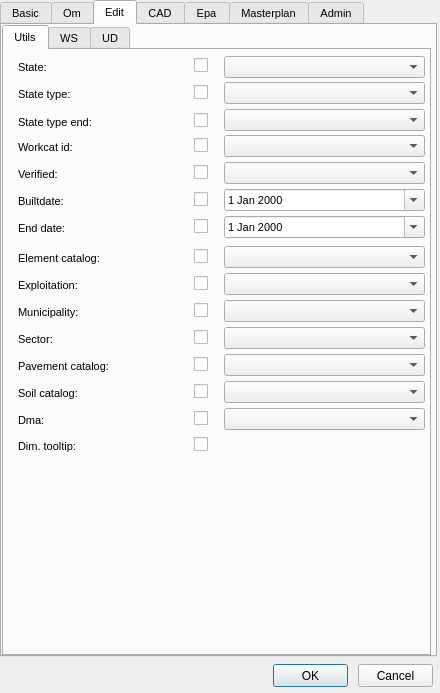
First picture: the form in ui/config.ui, repository Giswater/giswater_qgis_plugin, before the edit.
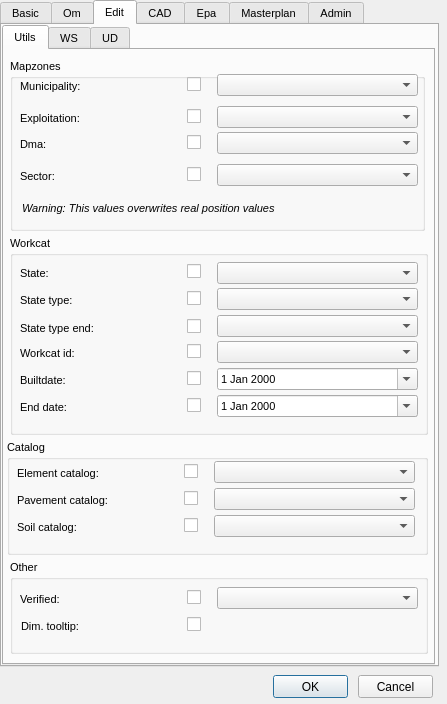
Second picture: the form after the edit.

Commit message: Update config form

Diff of the .ui file:
```diff
--- a/ui/config.ui
+++ b/ui/config.ui
@@ -6,8 +6,8 @@
    <rect>
     <x>0</x>
     <y>0</y>
-    <width>440</width>
-    <height>693</height>
+    <width>447</width>
+    <height>704</height>
    </rect>
   </property>
   <property name="windowTitle">
@@ -17,7 +17,7 @@
    <property name="geometry">
     <rect>
      <x>273</x>
-     <y>664</y>
+     <y>675</y>
      <width>75</width>
      <height>23</height>
     </rect>
@@ -30,7 +30,7 @@
    <property name="geometry">
     <rect>
      <x>358</x>
-     <y>664</y>
+     <y>675</y>
      <width>75</width>
      <height>23</height>
     </rect>
@@ -44,8 +44,8 @@
     <rect>
      <x>0</x>
      <y>0</y>
-     <width>437</width>
-     <height>657</height>
+     <width>439</width>
+     <height>667</height>
     </rect>
    </property>
    <property name="font">
@@ -211,8 +211,8 @@
       <rect>
        <x>0</x>
        <y>0</y>
-       <width>429</width>
-       <height>631</height>
+       <width>433</width>
+       <height>640</height>
       </rect>
      </property>
      <property name="font">
@@ -227,312 +227,23 @@
       <attribute name="title">
        <string>Utils</string>
       </attribute>
-      <widget class="QLabel" name="label_workcat_id">
+      <widget class="QGroupBox" name="groupBox">
        <property name="geometry">
         <rect>
-         <x>14</x>
-         <y>86</y>
-         <width>166</width>
-         <height>22</height>
+         <x>6</x>
+         <y>9</y>
+         <width>415</width>
+         <height>172</height>
         </rect>
        </property>
-       <property name="font">
-        <font>
-         <pointsize>8</pointsize>
-        </font>
+       <property name="title">
+        <string>Mapzones</string>
        </property>
-       <property name="frameShape">
-        <enum>QFrame::NoFrame</enum>
-       </property>
-       <property name="frameShadow">
-        <enum>QFrame::Plain</enum>
-       </property>
-       <property name="text">
-        <string>Workcat id:</string>
-       </property>
-       <property name="textFormat">
-        <enum>Qt::AutoText</enum>
-       </property>
-       <property name="scaledContents">
-        <bool>false</bool>
-       </property>
-       <property name="alignment">
-        <set>Qt::AlignLeading|Qt::AlignLeft|Qt::AlignVCenter</set>
-       </property>
-       <property name="margin">
-        <number>3</number>
-       </property>
-      </widget>
-      <widget class="QDateEdit" name="builtdate_vdefault">
-       <property name="geometry">
-        <rect>
-         <x>220</x>
-         <y>139</y>
-         <width>201</width>
-         <height>22</height>
-        </rect>
-       </property>
-       <property name="calendarPopup">
-        <bool>true</bool>
-       </property>
-      </widget>
-      <widget class="QLabel" name="label_verified_vdefault">
-       <property name="geometry">
-        <rect>
-         <x>14</x>
-         <y>113</y>
-         <width>166</width>
-         <height>22</height>
-        </rect>
-       </property>
-       <property name="font">
-        <font>
-         <pointsize>8</pointsize>
-        </font>
-       </property>
-       <property name="frameShape">
-        <enum>QFrame::NoFrame</enum>
-       </property>
-       <property name="frameShadow">
-        <enum>QFrame::Plain</enum>
-       </property>
-       <property name="text">
-        <string>Verified:</string>
-       </property>
-       <property name="textFormat">
-        <enum>Qt::AutoText</enum>
-       </property>
-       <property name="scaledContents">
-        <bool>false</bool>
-       </property>
-       <property name="alignment">
-        <set>Qt::AlignLeading|Qt::AlignLeft|Qt::AlignVCenter</set>
-       </property>
-       <property name="margin">
-        <number>3</number>
-       </property>
-      </widget>
-      <widget class="QLabel" name="label_builtdate">
-       <property name="geometry">
-        <rect>
-         <x>14</x>
-         <y>140</y>
-         <width>169</width>
-         <height>22</height>
-        </rect>
-       </property>
-       <property name="font">
-        <font>
-         <pointsize>8</pointsize>
-        </font>
-       </property>
-       <property name="frameShape">
-        <enum>QFrame::NoFrame</enum>
-       </property>
-       <property name="frameShadow">
-        <enum>QFrame::Plain</enum>
-       </property>
-       <property name="text">
-        <string>Builtdate:</string>
-       </property>
-       <property name="textFormat">
-        <enum>Qt::AutoText</enum>
-       </property>
-       <property name="scaledContents">
-        <bool>false</bool>
-       </property>
-       <property name="alignment">
-        <set>Qt::AlignLeading|Qt::AlignLeft|Qt::AlignVCenter</set>
-       </property>
-       <property name="margin">
-        <number>3</number>
-       </property>
-      </widget>
-      <widget class="QComboBox" name="workcat_vdefault">
-       <property name="geometry">
-        <rect>
-         <x>220</x>
-         <y>85</y>
-         <width>201</width>
-         <height>22</height>
-        </rect>
-       </property>
-      </widget>
-      <widget class="QComboBox" name="state_vdefault">
-       <property name="geometry">
-        <rect>
-         <x>220</x>
-         <y>6</y>
-         <width>201</width>
-         <height>22</height>
-        </rect>
-       </property>
-      </widget>
-      <widget class="QCheckBox" name="chk_workcat_vdefault">
-       <property name="geometry">
-        <rect>
-         <x>190</x>
-         <y>85</y>
-         <width>20</width>
-         <height>21</height>
-        </rect>
-       </property>
-       <property name="text">
-        <string/>
-       </property>
-      </widget>
-      <widget class="QLabel" name="label_state">
-       <property name="geometry">
-        <rect>
-         <x>14</x>
-         <y>6</y>
-         <width>166</width>
-         <height>22</height>
-        </rect>
-       </property>
-       <property name="font">
-        <font>
-         <pointsize>8</pointsize>
-        </font>
-       </property>
-       <property name="frameShape">
-        <enum>QFrame::NoFrame</enum>
-       </property>
-       <property name="frameShadow">
-        <enum>QFrame::Plain</enum>
-       </property>
-       <property name="text">
-        <string>State:</string>
-       </property>
-       <property name="textFormat">
-        <enum>Qt::AutoText</enum>
-       </property>
-       <property name="scaledContents">
-        <bool>false</bool>
-       </property>
-       <property name="alignment">
-        <set>Qt::AlignLeading|Qt::AlignLeft|Qt::AlignVCenter</set>
-       </property>
-       <property name="margin">
-        <number>3</number>
-       </property>
-      </widget>
-      <widget class="QCheckBox" name="chk_verified_vdefault">
-       <property name="geometry">
-        <rect>
-         <x>190</x>
-         <y>112</y>
-         <width>20</width>
-         <height>21</height>
-        </rect>
-       </property>
-       <property name="text">
-        <string/>
-       </property>
-      </widget>
-      <widget class="QCheckBox" name="chk_state_vdefault">
-       <property name="geometry">
-        <rect>
-         <x>190</x>
-         <y>5</y>
-         <width>20</width>
-         <height>21</height>
-        </rect>
-       </property>
-       <property name="text">
-        <string/>
-       </property>
-      </widget>
-      <widget class="QComboBox" name="verified_vdefault">
-       <property name="geometry">
-        <rect>
-         <x>220</x>
-         <y>112</y>
-         <width>201</width>
-         <height>22</height>
-        </rect>
-       </property>
-      </widget>
-      <widget class="QCheckBox" name="chk_builtdate_vdefault">
-       <property name="geometry">
-        <rect>
-         <x>190</x>
-         <y>139</y>
-         <width>20</width>
-         <height>21</height>
-        </rect>
-       </property>
-       <property name="text">
-        <string/>
-       </property>
-      </widget>
-      <widget class="QLabel" name="label_enddate">
-       <property name="geometry">
-        <rect>
-         <x>14</x>
-         <y>167</y>
-         <width>169</width>
-         <height>22</height>
-        </rect>
-       </property>
-       <property name="font">
-        <font>
-         <pointsize>8</pointsize>
-        </font>
-       </property>
-       <property name="frameShape">
-        <enum>QFrame::NoFrame</enum>
-       </property>
-       <property name="frameShadow">
-        <enum>QFrame::Plain</enum>
-       </property>
-       <property name="text">
-        <string>End date:</string>
-       </property>
-       <property name="textFormat">
-        <enum>Qt::AutoText</enum>
-       </property>
-       <property name="scaledContents">
-        <bool>false</bool>
-       </property>
-       <property name="alignment">
-        <set>Qt::AlignLeading|Qt::AlignLeft|Qt::AlignVCenter</set>
-       </property>
-       <property name="margin">
-        <number>3</number>
-       </property>
-      </widget>
-      <widget class="QDateEdit" name="enddate_vdefault">
-       <property name="geometry">
-        <rect>
-         <x>220</x>
-         <y>166</y>
-         <width>201</width>
-         <height>22</height>
-        </rect>
-       </property>
-       <property name="calendarPopup">
-        <bool>true</bool>
-       </property>
-      </widget>
-      <widget class="QCheckBox" name="chk_enddate_vdefault">
-       <property name="geometry">
-        <rect>
-         <x>190</x>
-         <y>166</y>
-         <width>20</width>
-         <height>21</height>
-        </rect>
-       </property>
-       <property name="text">
-        <string/>
-       </property>
-      </widget>
       <widget class="QCheckBox" name="chk_exploitation_vdefault">
        <property name="geometry">
         <rect>
-         <x>190</x>
-         <y>223</y>
+          <x>177</x>
+          <y>47</y>
          <width>20</width>
          <height>21</height>
         </rect>
@@ -541,12 +252,48 @@
         <string/>
        </property>
       </widget>
+       <widget class="QLabel" name="label_visitcat_7">
+        <property name="geometry">
+         <rect>
+          <x>10</x>
+          <y>74</y>
+          <width>166</width>
+          <height>22</height>
+         </rect>
+        </property>
+        <property name="font">
+         <font>
+          <pointsize>8</pointsize>
+         </font>
+        </property>
+        <property name="frameShape">
+         <enum>QFrame::NoFrame</enum>
+        </property>
+        <property name="frameShadow">
+         <enum>QFrame::Plain</enum>
+        </property>
+        <property name="text">
+         <string>Dma:</string>
+        </property>
+        <property name="textFormat">
+         <enum>Qt::AutoText</enum>
+        </property>
+        <property name="scaledContents">
+         <bool>false</bool>
+        </property>
+        <property name="alignment">
+         <set>Qt::AlignLeading|Qt::AlignLeft|Qt::AlignVCenter</set>
+        </property>
+        <property name="margin">
+         <number>3</number>
+        </property>
+       </widget>
       <widget class="QLabel" name="label_exploitation_id">
        <property name="geometry">
         <rect>
-         <x>14</x>
-         <y>224</y>
-         <width>169</width>
+          <x>10</x>
+          <y>48</y>
+          <width>163</width>
          <height>22</height>
         </rect>
        </property>
@@ -577,21 +324,11 @@
         <number>3</number>
        </property>
       </widget>
-      <widget class="QComboBox" name="elementcat_vdefault">
+       <widget class="QCheckBox" name="chk_dma_vdefault">
        <property name="geometry">
         <rect>
-         <x>220</x>
-         <y>196</y>
-         <width>201</width>
-         <height>22</height>
-        </rect>
-       </property>
-      </widget>
-      <widget class="QCheckBox" name="chk_elementcat_vdefault">
-       <property name="geometry">
-        <rect>
-         <x>190</x>
-         <y>196</y>
+          <x>177</x>
+          <y>73</y>
          <width>20</width>
          <height>21</height>
         </rect>
@@ -603,25 +340,36 @@
       <widget class="QComboBox" name="exploitation_vdefault">
        <property name="geometry">
         <rect>
-         <x>220</x>
-         <y>223</y>
+          <x>207</x>
+          <y>47</y>
          <width>201</width>
          <height>22</height>
         </rect>
        </property>
       </widget>
-      <widget class="QLabel" name="label_elementcat_id">
+       <widget class="QComboBox" name="dma_vdefault">
        <property name="geometry">
         <rect>
-         <x>14</x>
-         <y>197</y>
-         <width>172</width>
+          <x>207</x>
+          <y>73</y>
+          <width>201</width>
          <height>22</height>
         </rect>
        </property>
+       </widget>
+       <widget class="QLabel" name="label_visitcat_8">
+        <property name="geometry">
+         <rect>
+          <x>12</x>
+          <y>138</y>
+          <width>346</width>
+          <height>22</height>
+         </rect>
+        </property>
        <property name="font">
         <font>
          <pointsize>8</pointsize>
+          <italic>true</italic>
         </font>
        </property>
        <property name="frameShape">
@@ -631,7 +379,66 @@
         <enum>QFrame::Plain</enum>
        </property>
        <property name="text">
-        <string>Element catalog:</string>
+         <string>Warning: This values overwrites real position values</string>
+        </property>
+        <property name="textFormat">
+         <enum>Qt::AutoText</enum>
+        </property>
+        <property name="scaledContents">
+         <bool>false</bool>
+        </property>
+        <property name="alignment">
+         <set>Qt::AlignLeading|Qt::AlignLeft|Qt::AlignVCenter</set>
+        </property>
+        <property name="margin">
+         <number>3</number>
+        </property>
+       </widget>
+       <widget class="QComboBox" name="sector_vdefault">
+        <property name="geometry">
+         <rect>
+          <x>207</x>
+          <y>105</y>
+          <width>201</width>
+          <height>22</height>
+         </rect>
+        </property>
+       </widget>
+       <widget class="QCheckBox" name="chk_sector_vdefault">
+        <property name="geometry">
+         <rect>
+          <x>177</x>
+          <y>105</y>
+          <width>20</width>
+          <height>21</height>
+         </rect>
+        </property>
+        <property name="text">
+         <string/>
+        </property>
+       </widget>
+       <widget class="QLabel" name="label_sector_id">
+        <property name="geometry">
+         <rect>
+          <x>10</x>
+          <y>106</y>
+          <width>163</width>
+          <height>22</height>
+         </rect>
+        </property>
+        <property name="font">
+         <font>
+          <pointsize>8</pointsize>
+         </font>
+        </property>
+        <property name="frameShape">
+         <enum>QFrame::NoFrame</enum>
+        </property>
+        <property name="frameShadow">
+         <enum>QFrame::Plain</enum>
+        </property>
+        <property name="text">
+         <string>Sector:</string>
        </property>
        <property name="textFormat">
         <enum>Qt::AutoText</enum>
@@ -649,8 +456,8 @@
       <widget class="QComboBox" name="municipality_vdefault">
        <property name="geometry">
         <rect>
-         <x>220</x>
-         <y>250</y>
+          <x>207</x>
+          <y>15</y>
          <width>201</width>
          <height>22</height>
         </rect>
@@ -659,9 +466,9 @@
       <widget class="QLabel" name="label_municipality_id">
        <property name="geometry">
         <rect>
-         <x>14</x>
-         <y>251</y>
-         <width>172</width>
+          <x>10</x>
+          <y>16</y>
+          <width>163</width>
          <height>22</height>
         </rect>
        </property>
@@ -695,21 +502,54 @@
       <widget class="QCheckBox" name="chk_municipality_vdefault">
        <property name="geometry">
         <rect>
-         <x>190</x>
-         <y>250</y>
+          <x>177</x>
+          <y>15</y>
          <width>20</width>
          <height>21</height>
         </rect>
        </property>
        <property name="text">
         <string/>
+        </property>
+       </widget>
+      </widget>
+      <widget class="QGroupBox" name="groupBox_2">
+       <property name="geometry">
+        <rect>
+         <x>3</x>
+         <y>390</y>
+         <width>421</width>
+         <height>115</height>
+        </rect>
+       </property>
+       <property name="title">
+        <string>Catalog</string>
+       </property>
+       <widget class="QComboBox" name="pavementcat_vdefault">
+        <property name="geometry">
+         <rect>
+          <x>207</x>
+          <y>48</y>
+          <width>201</width>
+          <height>22</height>
+         </rect>
+        </property>
+       </widget>
+       <widget class="QComboBox" name="elementcat_vdefault">
+        <property name="geometry">
+         <rect>
+          <x>207</x>
+          <y>21</y>
+          <width>201</width>
+          <height>22</height>
+         </rect>
        </property>
       </widget>
       <widget class="QLabel" name="label_visitcat_2">
        <property name="geometry">
         <rect>
-         <x>14</x>
-         <y>305</y>
+          <x>10</x>
+          <y>49</y>
          <width>166</width>
          <height>22</height>
         </rect>
@@ -741,11 +581,47 @@
         <number>3</number>
        </property>
       </widget>
+       <widget class="QLabel" name="label_elementcat_id">
+        <property name="geometry">
+         <rect>
+          <x>10</x>
+          <y>22</y>
+          <width>172</width>
+          <height>22</height>
+         </rect>
+        </property>
+        <property name="font">
+         <font>
+          <pointsize>8</pointsize>
+         </font>
+        </property>
+        <property name="frameShape">
+         <enum>QFrame::NoFrame</enum>
+        </property>
+        <property name="frameShadow">
+         <enum>QFrame::Plain</enum>
+        </property>
+        <property name="text">
+         <string>Element catalog:</string>
+        </property>
+        <property name="textFormat">
+         <enum>Qt::AutoText</enum>
+        </property>
+        <property name="scaledContents">
+         <bool>false</bool>
+        </property>
+        <property name="alignment">
+         <set>Qt::AlignLeading|Qt::AlignLeft|Qt::AlignVCenter</set>
+        </property>
+        <property name="margin">
+         <number>3</number>
+        </property>
+       </widget>
       <widget class="QCheckBox" name="chk_pavementcat_vdefault">
        <property name="geometry">
         <rect>
-         <x>190</x>
-         <y>304</y>
+          <x>177</x>
+          <y>48</y>
          <width>20</width>
          <height>21</height>
         </rect>
@@ -754,70 +630,11 @@
         <string/>
        </property>
       </widget>
-      <widget class="QComboBox" name="pavementcat_vdefault">
+       <widget class="QCheckBox" name="chk_elementcat_vdefault">
        <property name="geometry">
         <rect>
-         <x>220</x>
-         <y>304</y>
-         <width>201</width>
-         <height>22</height>
-        </rect>
-       </property>
-      </widget>
-      <widget class="QCheckBox" name="chk_dim_tooltip">
-       <property name="geometry">
-        <rect>
-         <x>190</x>
-         <y>384</y>
-         <width>17</width>
-         <height>21</height>
-        </rect>
-       </property>
-       <property name="text">
-        <string/>
-       </property>
-      </widget>
-      <widget class="QLabel" name="label_dim_tooltip">
-       <property name="geometry">
-        <rect>
-         <x>14</x>
-         <y>385</y>
-         <width>166</width>
-         <height>22</height>
-        </rect>
-       </property>
-       <property name="font">
-        <font>
-         <pointsize>8</pointsize>
-        </font>
-       </property>
-       <property name="frameShape">
-        <enum>QFrame::NoFrame</enum>
-       </property>
-       <property name="frameShadow">
-        <enum>QFrame::Plain</enum>
-       </property>
-       <property name="text">
-        <string>Dim. tooltip:</string>
-       </property>
-       <property name="textFormat">
-        <enum>Qt::AutoText</enum>
-       </property>
-       <property name="scaledContents">
-        <bool>false</bool>
-       </property>
-       <property name="alignment">
-        <set>Qt::AlignLeading|Qt::AlignLeft|Qt::AlignVCenter</set>
-       </property>
-       <property name="margin">
-        <number>3</number>
-       </property>
-      </widget>
-      <widget class="QCheckBox" name="chk_soilcat_vdefault">
-       <property name="geometry">
-        <rect>
-         <x>190</x>
-         <y>331</y>
+          <x>177</x>
+          <y>21</y>
          <width>20</width>
          <height>21</height>
         </rect>
@@ -826,21 +643,11 @@
         <string/>
        </property>
       </widget>
-      <widget class="QComboBox" name="soilcat_vdefault">
-       <property name="geometry">
-        <rect>
-         <x>220</x>
-         <y>331</y>
-         <width>201</width>
-         <height>22</height>
-        </rect>
-       </property>
-      </widget>
       <widget class="QLabel" name="label_visitcat_6">
        <property name="geometry">
         <rect>
-         <x>14</x>
-         <y>332</y>
+          <x>10</x>
+          <y>76</y>
          <width>166</width>
          <height>22</height>
         </rect>
@@ -872,24 +679,145 @@
         <number>3</number>
        </property>
       </widget>
-      <widget class="QCheckBox" name="chk_statetype_vdefault">
+       <widget class="QCheckBox" name="chk_soilcat_vdefault">
        <property name="geometry">
         <rect>
-         <x>190</x>
-         <y>32</y>
+          <x>177</x>
+          <y>75</y>
          <width>20</width>
          <height>21</height>
         </rect>
        </property>
        <property name="text">
         <string/>
+        </property>
+       </widget>
+       <widget class="QComboBox" name="soilcat_vdefault">
+        <property name="geometry">
+         <rect>
+          <x>207</x>
+          <y>75</y>
+          <width>201</width>
+          <height>22</height>
+         </rect>
+        </property>
+       </widget>
+      </widget>
+      <widget class="QGroupBox" name="groupBox_3">
+       <property name="geometry">
+        <rect>
+         <x>6</x>
+         <y>186</y>
+         <width>418</width>
+         <height>199</height>
+        </rect>
+       </property>
+       <property name="title">
+        <string>Workcat</string>
+       </property>
+       <widget class="QCheckBox" name="chk_builtdate_vdefault">
+        <property name="geometry">
+         <rect>
+          <x>177</x>
+          <y>132</y>
+          <width>20</width>
+          <height>21</height>
+         </rect>
+        </property>
+        <property name="text">
+         <string/>
+        </property>
+       </widget>
+       <widget class="QCheckBox" name="chk_workcat_vdefault">
+        <property name="geometry">
+         <rect>
+          <x>177</x>
+          <y>105</y>
+          <width>20</width>
+          <height>21</height>
+         </rect>
+        </property>
+        <property name="text">
+         <string/>
+        </property>
+       </widget>
+       <widget class="QLabel" name="label_workcat_id">
+        <property name="geometry">
+         <rect>
+          <x>10</x>
+          <y>106</y>
+          <width>166</width>
+          <height>22</height>
+         </rect>
+        </property>
+        <property name="font">
+         <font>
+          <pointsize>8</pointsize>
+         </font>
+        </property>
+        <property name="frameShape">
+         <enum>QFrame::NoFrame</enum>
+        </property>
+        <property name="frameShadow">
+         <enum>QFrame::Plain</enum>
+        </property>
+        <property name="text">
+         <string>Workcat id:</string>
+        </property>
+        <property name="textFormat">
+         <enum>Qt::AutoText</enum>
+        </property>
+        <property name="scaledContents">
+         <bool>false</bool>
+        </property>
+        <property name="alignment">
+         <set>Qt::AlignLeading|Qt::AlignLeft|Qt::AlignVCenter</set>
+        </property>
+        <property name="margin">
+         <number>3</number>
+        </property>
+       </widget>
+       <widget class="QLabel" name="label_state">
+        <property name="geometry">
+         <rect>
+          <x>10</x>
+          <y>26</y>
+          <width>166</width>
+          <height>22</height>
+         </rect>
+        </property>
+        <property name="font">
+         <font>
+          <pointsize>8</pointsize>
+         </font>
+        </property>
+        <property name="frameShape">
+         <enum>QFrame::NoFrame</enum>
+        </property>
+        <property name="frameShadow">
+         <enum>QFrame::Plain</enum>
+        </property>
+        <property name="text">
+         <string>State:</string>
+        </property>
+        <property name="textFormat">
+         <enum>Qt::AutoText</enum>
+        </property>
+        <property name="scaledContents">
+         <bool>false</bool>
+        </property>
+        <property name="alignment">
+         <set>Qt::AlignLeading|Qt::AlignLeft|Qt::AlignVCenter</set>
+        </property>
+        <property name="margin">
+         <number>3</number>
        </property>
       </widget>
       <widget class="QLabel" name="label_statetype">
        <property name="geometry">
         <rect>
-         <x>14</x>
-         <y>33</y>
+          <x>10</x>
+          <y>53</y>
          <width>163</width>
          <height>22</height>
         </rect>
@@ -921,149 +849,191 @@
         <number>3</number>
        </property>
       </widget>
-      <widget class="QComboBox" name="statetype_vdefault">
-       <property name="geometry">
-        <rect>
-         <x>220</x>
-         <y>32</y>
-         <width>201</width>
-         <height>22</height>
-        </rect>
-       </property>
-      </widget>
-      <widget class="QCheckBox" name="chk_sector_vdefault">
-       <property name="geometry">
-        <rect>
-         <x>190</x>
-         <y>277</y>
-         <width>20</width>
-         <height>21</height>
-        </rect>
-       </property>
-       <property name="text">
-        <string/>
-       </property>
-      </widget>
-      <widget class="QComboBox" name="sector_vdefault">
-       <property name="geometry">
-        <rect>
-         <x>220</x>
-         <y>277</y>
-         <width>201</width>
-         <height>22</height>
-        </rect>
-       </property>
-      </widget>
-      <widget class="QLabel" name="label_sector_id">
-       <property name="geometry">
-        <rect>
-         <x>14</x>
-         <y>278</y>
-         <width>172</width>
-         <height>22</height>
-        </rect>
-       </property>
-       <property name="font">
-        <font>
-         <pointsize>8</pointsize>
-        </font>
-       </property>
-       <property name="frameShape">
-        <enum>QFrame::NoFrame</enum>
-       </property>
-       <property name="frameShadow">
-        <enum>QFrame::Plain</enum>
-       </property>
-       <property name="text">
-        <string>Sector:</string>
-       </property>
-       <property name="textFormat">
-        <enum>Qt::AutoText</enum>
-       </property>
-       <property name="scaledContents">
-        <bool>false</bool>
-       </property>
-       <property name="alignment">
-        <set>Qt::AlignLeading|Qt::AlignLeft|Qt::AlignVCenter</set>
-       </property>
-       <property name="margin">
-        <number>3</number>
-       </property>
-      </widget>
-      <widget class="QCheckBox" name="chk_dma_vdefault">
-       <property name="geometry">
-        <rect>
-         <x>190</x>
-         <y>358</y>
-         <width>20</width>
-         <height>21</height>
-        </rect>
-       </property>
-       <property name="text">
-        <string/>
-       </property>
-      </widget>
-      <widget class="QLabel" name="label_visitcat_7">
-       <property name="geometry">
-        <rect>
-         <x>14</x>
-         <y>359</y>
-         <width>166</width>
-         <height>22</height>
-        </rect>
-       </property>
-       <property name="font">
-        <font>
-         <pointsize>8</pointsize>
-        </font>
-       </property>
-       <property name="frameShape">
-        <enum>QFrame::NoFrame</enum>
-       </property>
-       <property name="frameShadow">
-        <enum>QFrame::Plain</enum>
-       </property>
-       <property name="text">
-        <string>Dma:</string>
-       </property>
-       <property name="textFormat">
-        <enum>Qt::AutoText</enum>
-       </property>
-       <property name="scaledContents">
-        <bool>false</bool>
-       </property>
-       <property name="alignment">
-        <set>Qt::AlignLeading|Qt::AlignLeft|Qt::AlignVCenter</set>
-       </property>
-       <property name="margin">
-        <number>3</number>
-       </property>
-      </widget>
-      <widget class="QComboBox" name="dma_vdefault">
-       <property name="geometry">
-        <rect>
-         <x>220</x>
-         <y>358</y>
-         <width>201</width>
-         <height>22</height>
-        </rect>
-       </property>
-      </widget>
       <widget class="QComboBox" name="statetype_end_vdefault">
        <property name="geometry">
         <rect>
-         <x>220</x>
-         <y>59</y>
+          <x>207</x>
+          <y>79</y>
          <width>201</width>
          <height>22</height>
         </rect>
        </property>
       </widget>
+       <widget class="QDateEdit" name="builtdate_vdefault">
+        <property name="geometry">
+         <rect>
+          <x>207</x>
+          <y>132</y>
+          <width>201</width>
+          <height>22</height>
+         </rect>
+        </property>
+        <property name="calendarPopup">
+         <bool>true</bool>
+        </property>
+       </widget>
+       <widget class="QCheckBox" name="chk_statetype_end_vdefault">
+        <property name="geometry">
+         <rect>
+          <x>177</x>
+          <y>80</y>
+          <width>20</width>
+          <height>21</height>
+         </rect>
+        </property>
+        <property name="text">
+         <string/>
+        </property>
+       </widget>
+       <widget class="QCheckBox" name="chk_enddate_vdefault">
+        <property name="geometry">
+         <rect>
+          <x>177</x>
+          <y>159</y>
+          <width>20</width>
+          <height>21</height>
+         </rect>
+        </property>
+        <property name="text">
+         <string/>
+        </property>
+       </widget>
+       <widget class="QLabel" name="label_builtdate">
+        <property name="geometry">
+         <rect>
+          <x>10</x>
+          <y>133</y>
+          <width>169</width>
+          <height>22</height>
+         </rect>
+        </property>
+        <property name="font">
+         <font>
+          <pointsize>8</pointsize>
+         </font>
+        </property>
+        <property name="frameShape">
+         <enum>QFrame::NoFrame</enum>
+        </property>
+        <property name="frameShadow">
+         <enum>QFrame::Plain</enum>
+        </property>
+        <property name="text">
+         <string>Builtdate:</string>
+        </property>
+        <property name="textFormat">
+         <enum>Qt::AutoText</enum>
+        </property>
+        <property name="scaledContents">
+         <bool>false</bool>
+        </property>
+        <property name="alignment">
+         <set>Qt::AlignLeading|Qt::AlignLeft|Qt::AlignVCenter</set>
+        </property>
+        <property name="margin">
+         <number>3</number>
+        </property>
+       </widget>
+       <widget class="QComboBox" name="state_vdefault">
+        <property name="geometry">
+         <rect>
+          <x>207</x>
+          <y>26</y>
+          <width>201</width>
+          <height>22</height>
+         </rect>
+        </property>
+       </widget>
+       <widget class="QCheckBox" name="chk_state_vdefault">
+        <property name="geometry">
+         <rect>
+          <x>177</x>
+          <y>25</y>
+          <width>20</width>
+          <height>21</height>
+         </rect>
+        </property>
+        <property name="text">
+         <string/>
+        </property>
+       </widget>
+       <widget class="QCheckBox" name="chk_statetype_vdefault">
+        <property name="geometry">
+         <rect>
+          <x>177</x>
+          <y>52</y>
+          <width>20</width>
+          <height>21</height>
+         </rect>
+        </property>
+        <property name="text">
+         <string/>
+        </property>
+       </widget>
+       <widget class="QComboBox" name="workcat_vdefault">
+        <property name="geometry">
+         <rect>
+          <x>207</x>
+          <y>105</y>
+          <width>201</width>
+          <height>22</height>
+         </rect>
+        </property>
+       </widget>
+       <widget class="QLabel" name="label_enddate">
+        <property name="geometry">
+         <rect>
+          <x>10</x>
+          <y>160</y>
+          <width>169</width>
+          <height>22</height>
+         </rect>
+        </property>
+        <property name="font">
+         <font>
+          <pointsize>8</pointsize>
+         </font>
+        </property>
+        <property name="frameShape">
+         <enum>QFrame::NoFrame</enum>
+        </property>
+        <property name="frameShadow">
+         <enum>QFrame::Plain</enum>
+        </property>
+        <property name="text">
+         <string>End date:</string>
+        </property>
+        <property name="textFormat">
+         <enum>Qt::AutoText</enum>
+        </property>
+        <property name="scaledContents">
+         <bool>false</bool>
+        </property>
+        <property name="alignment">
+         <set>Qt::AlignLeading|Qt::AlignLeft|Qt::AlignVCenter</set>
+        </property>
+        <property name="margin">
+         <number>3</number>
+        </property>
+       </widget>
+       <widget class="QDateEdit" name="enddate_vdefault">
+        <property name="geometry">
+         <rect>
+          <x>207</x>
+          <y>159</y>
+          <width>201</width>
+          <height>22</height>
+         </rect>
+        </property>
+        <property name="calendarPopup">
+         <bool>true</bool>
+        </property>
+       </widget>
       <widget class="QLabel" name="label_statetype_end">
        <property name="geometry">
         <rect>
-         <x>14</x>
-         <y>61</y>
+          <x>10</x>
+          <y>81</y>
          <width>163</width>
          <height>22</height>
         </rect>
@@ -1095,11 +1065,129 @@
         <number>3</number>
        </property>
       </widget>
-      <widget class="QCheckBox" name="chk_statetype_end_vdefault">
+       <widget class="QComboBox" name="statetype_vdefault">
        <property name="geometry">
         <rect>
-         <x>190</x>
-         <y>60</y>
+          <x>207</x>
+          <y>52</y>
+          <width>201</width>
+          <height>22</height>
+         </rect>
+        </property>
+       </widget>
+      </widget>
+      <widget class="QGroupBox" name="groupBox_4">
+       <property name="geometry">
+        <rect>
+         <x>6</x>
+         <y>510</y>
+         <width>418</width>
+         <height>94</height>
+        </rect>
+       </property>
+       <property name="title">
+        <string>Other</string>
+       </property>
+       <widget class="QComboBox" name="verified_vdefault">
+        <property name="geometry">
+         <rect>
+          <x>207</x>
+          <y>27</y>
+          <width>201</width>
+          <height>22</height>
+         </rect>
+        </property>
+       </widget>
+       <widget class="QLabel" name="label_verified_vdefault">
+        <property name="geometry">
+         <rect>
+          <x>10</x>
+          <y>28</y>
+          <width>166</width>
+          <height>22</height>
+         </rect>
+        </property>
+        <property name="font">
+         <font>
+          <pointsize>8</pointsize>
+         </font>
+        </property>
+        <property name="frameShape">
+         <enum>QFrame::NoFrame</enum>
+        </property>
+        <property name="frameShadow">
+         <enum>QFrame::Plain</enum>
+        </property>
+        <property name="text">
+         <string>Verified:</string>
+        </property>
+        <property name="textFormat">
+         <enum>Qt::AutoText</enum>
+        </property>
+        <property name="scaledContents">
+         <bool>false</bool>
+        </property>
+        <property name="alignment">
+         <set>Qt::AlignLeading|Qt::AlignLeft|Qt::AlignVCenter</set>
+        </property>
+        <property name="margin">
+         <number>3</number>
+        </property>
+       </widget>
+       <widget class="QCheckBox" name="chk_dim_tooltip">
+        <property name="geometry">
+         <rect>
+          <x>177</x>
+          <y>54</y>
+          <width>17</width>
+          <height>21</height>
+         </rect>
+        </property>
+        <property name="text">
+         <string/>
+        </property>
+       </widget>
+       <widget class="QLabel" name="label_dim_tooltip">
+        <property name="geometry">
+         <rect>
+          <x>11</x>
+          <y>55</y>
+          <width>166</width>
+          <height>22</height>
+         </rect>
+        </property>
+        <property name="font">
+         <font>
+          <pointsize>8</pointsize>
+         </font>
+        </property>
+        <property name="frameShape">
+         <enum>QFrame::NoFrame</enum>
+        </property>
+        <property name="frameShadow">
+         <enum>QFrame::Plain</enum>
+        </property>
+        <property name="text">
+         <string>Dim. tooltip:</string>
+        </property>
+        <property name="textFormat">
+         <enum>Qt::AutoText</enum>
+        </property>
+        <property name="scaledContents">
+         <bool>false</bool>
+        </property>
+        <property name="alignment">
+         <set>Qt::AlignLeading|Qt::AlignLeft|Qt::AlignVCenter</set>
+        </property>
+        <property name="margin">
+         <number>3</number>
+        </property>
+       </widget>
+       <widget class="QCheckBox" name="chk_verified_vdefault">
+        <property name="geometry">
+         <rect>
+          <x>177</x>
+          <y>27</y>
          <width>20</width>
          <height>21</height>
         </rect>
@@ -1107,6 +1195,7 @@
        <property name="text">
         <string/>
        </property>
+       </widget>
       </widget>
      </widget>
      <widget class="QWidget" name="tab_21">
```
Left out of the diff: 52 changed lines with no effect on the pictures. Lines whose indentation alone changed are shown as unchanged.
